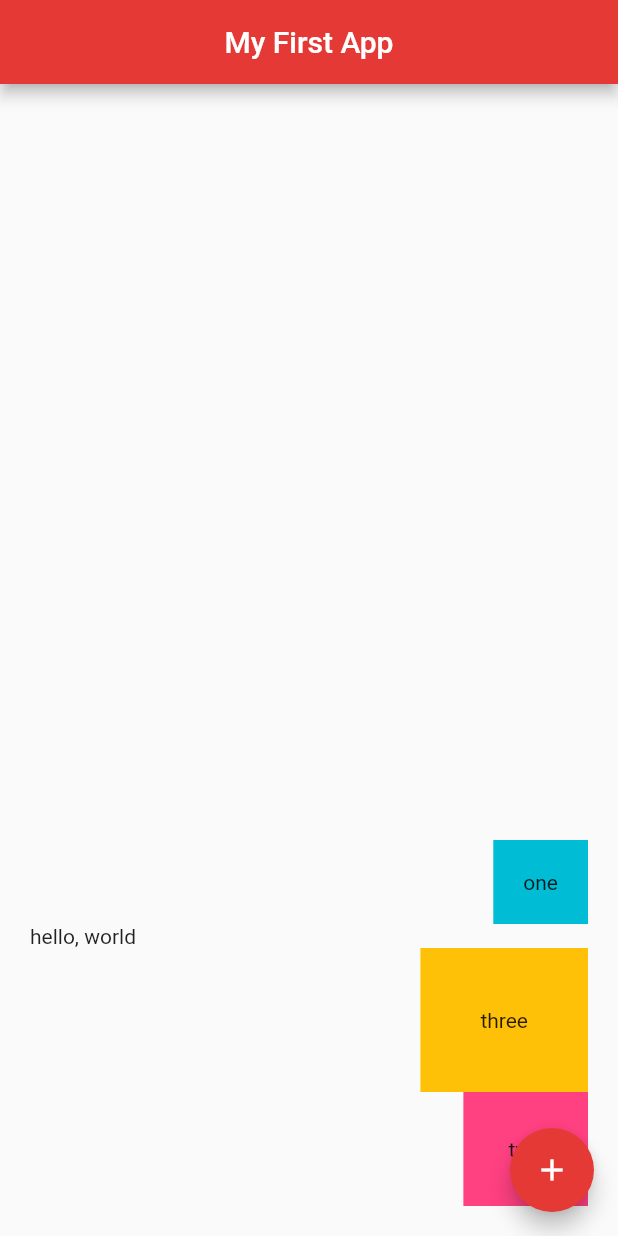
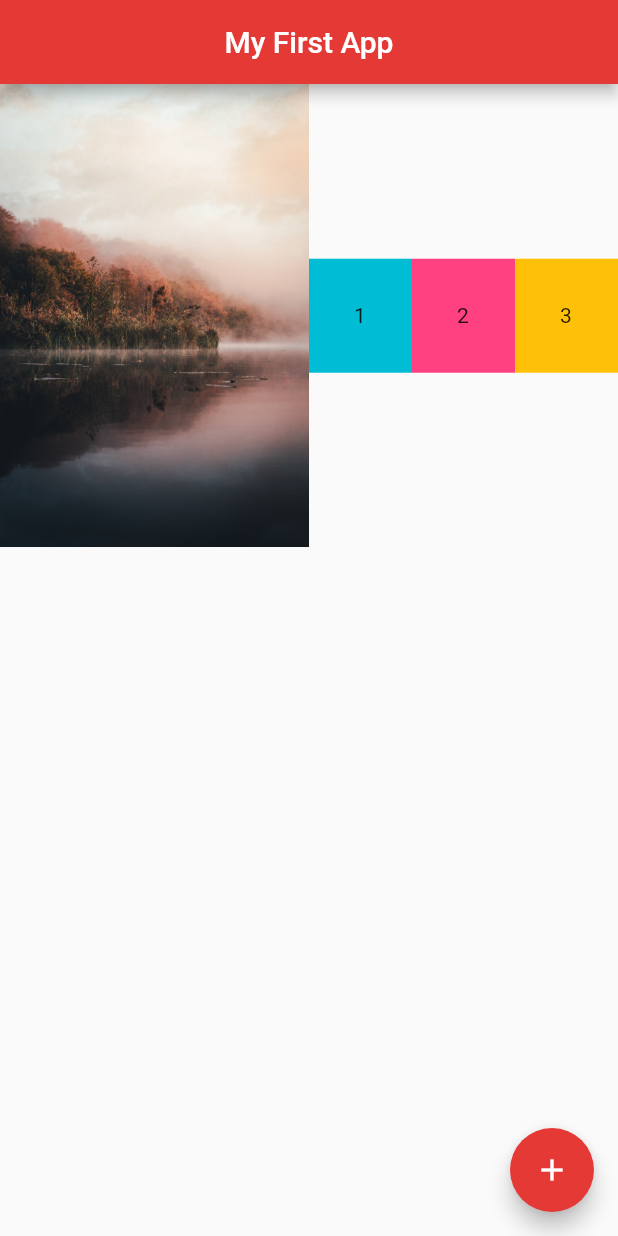
Before and after one commit to Ravshan1Uz/flutter_samples, a Flutter app: the screen it shows after launch, on a phone screen of 412 x 824 dp. Run offline on Flutter 3.47's test engine with Material 2 defaults, Android fonts, the phone set to English and light mode, and no system bars.

Commit message:
first lesson

```diff
--- a/lib/main.dart
+++ b/lib/main.dart
@@ -14,37 +14,37 @@ class Home extends StatelessWidget {
         centerTitle: true,
         backgroundColor: Colors.red[600],
       ),
-      body: Container(
-        padding: EdgeInsets.all(10.0),
-        margin: EdgeInsets.all(10.0),
-        child: Column(
-          mainAxisAlignment: MainAxisAlignment.end,
-          crossAxisAlignment: CrossAxisAlignment.end  ,
+      body: Row(
           children: [
-            Container(
-              padding: EdgeInsets.all(20.0),
-              color: Colors.cyan,
-              child: Text('one'),
+            Expanded(
+                flex: 3,
+                child: Image.asset('assets/unsplash1.jpg')),
+            Expanded(
+              flex: 1,
+              child: Container(
+                  padding: EdgeInsets.all(30.0),
+                  color: Colors.cyan,
+                  child: Text("1"),
+                ),
             ),
-            Row(
-              children: <Widget> [
-                Text('hello,'),
-                Text(' world'),
-              ],
+            Expanded(
+              flex: 1,
+              child: Container(
+                padding: EdgeInsets.all(30.0),
+                color: Colors.pinkAccent,
+                child: Text("2"),
+              ),
             ),
-            Container(
-              padding: EdgeInsets.all(40.0),
-              color: Colors.amber,
-              child: Text('three'),
-            ),
-            Container(
-              padding: EdgeInsets.all(30.0),
-              color: Colors.pinkAccent,
-              child: Text('two'),
+            Expanded(
+              flex: 1,
+              child: Container(
+                padding: EdgeInsets.all(30.0),
+                color: Colors.amber,
+                child: Text("3"),
+              ),
             ),
           ],
         ),
-      ),
       floatingActionButton: FloatingActionButton(
         onPressed: () {},
         child: Icon(Icons.add),
```
